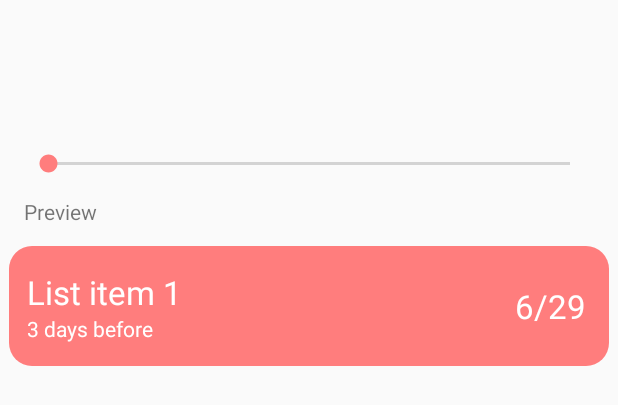
After one commit to alex0091845/reminders_mobile, an Android app: the layout preferences_slider_layout.xml on its own in the app's theme, with its tools: preview values and no code run, on a phone screen of 412 x 824 dp. The commit adds this screen. Shown: the top 405 px of the screen. Run offline under Robolectric (Android 15) with nearby library versions, the phone set to English and light mode, and no system bars.

Commit message:
R1_1: Font size preview in settings; partial R1_5

```diff
--- a/app/build.gradle
+++ b/app/build.gradle
@@ -39,7 +39,7 @@ dependencies {
 
     implementation 'androidx.appcompat:appcompat:1.1.0'
     implementation 'androidx.constraintlayout:constraintlayout:1.1.3'
-    implementation 'androidx.preference:preference:1.1.0-rc01'
+    implementation 'androidx.preference:preference:1.1.1'
     testImplementation 'junit:junit:4.12'
     androidTestImplementation 'androidx.test.ext:junit:1.1.1'
     androidTestImplementation 'androidx.test.espresso:espresso-core:3.2.0'
--- a/app/src/main/AndroidManifest.xml
+++ b/app/src/main/AndroidManifest.xml
@@ -16,7 +16,7 @@
         android:theme="@style/AppTheme">
         <activity
             android:name=".activities.SettingsActivity"
-            android:label="@string/title_activity_settings" />
+            android:label="@string/title_activity_settings"/>
         <activity android:name=".activities.EventFormActivity"
             android:windowSoftInputMode="adjustPan" />
         <activity android:name=".activities.HomeActivity">
--- /dev/null
+++ b/app/src/main/res/layout/preferences_slider_layout.xml
@@ -0,0 +1,55 @@
+<?xml version="1.0" encoding="utf-8"?>
+<!--References-->
+<!--https://stackoverflow.com/questions/4132362/import-xml-into-another-xml-->
+
+<LinearLayout xmlns:android="http://schemas.android.com/apk/res/android"
+    android:orientation="vertical"
+    android:layout_width="match_parent"
+    android:layout_height="wrap_content"
+    android:padding="6dp" >
+
+    <TextView
+        android:id="@android:id/title"
+        android:layout_width="match_parent"
+        android:layout_height="wrap_content"
+        android:textSize="18sp"
+        android:textColor="@color/darkGray"
+        android:layout_marginHorizontal="10dp"
+        android:layout_marginTop="10dp" />
+
+    <TextView
+        android:id="@android:id/summary"
+        android:layout_width="match_parent"
+        android:layout_height="wrap_content"
+        android:textSize="18sp"
+        android:layout_marginHorizontal="10dp" />
+
+    <TextView
+        android:id="@+id/seekbar_value"
+        android:layout_width="match_parent"
+        android:layout_height="wrap_content"
+        android:textSize="18sp"
+        android:layout_marginHorizontal="10dp" />
+
+    <SeekBar
+        android:id="@+id/seekbar"
+        android:layout_height="wrap_content"
+        android:layout_width="match_parent"
+        android:layout_marginTop="10dp"
+        android:layout_marginHorizontal="10dp" />
+
+    <TextView
+        android:id="@+id/tv_preview"
+        android:layout_width="match_parent"
+        android:layout_height="wrap_content"
+        android:text="Preview"
+        android:layout_marginTop="13dp"
+        android:layout_marginBottom="13dp"
+        android:textSize="14sp"
+        android:layout_marginHorizontal="10dp" />
+
+    <include
+        layout="@layout/event_list_view"
+        android:id="@+id/list_item" />
+
+</LinearLayout>
```
Also changed, not shown: app/src/main/java/org/chowmein/reminders/activities/SettingsActivity.java (+55 -10 lines), app/src/main/java/org/chowmein/reminders/controller/EventAdapter.java (+10 -9 lines), app/src/main/java/org/chowmein/reminders/managers/UIFormatter.java (+17 -0 lines), app/src/main/res/layout/preferences_category_layout.xml (added, +19 -0 lines), app/src/main/res/xml/root_preferences.xml (+3 -20 lines).
